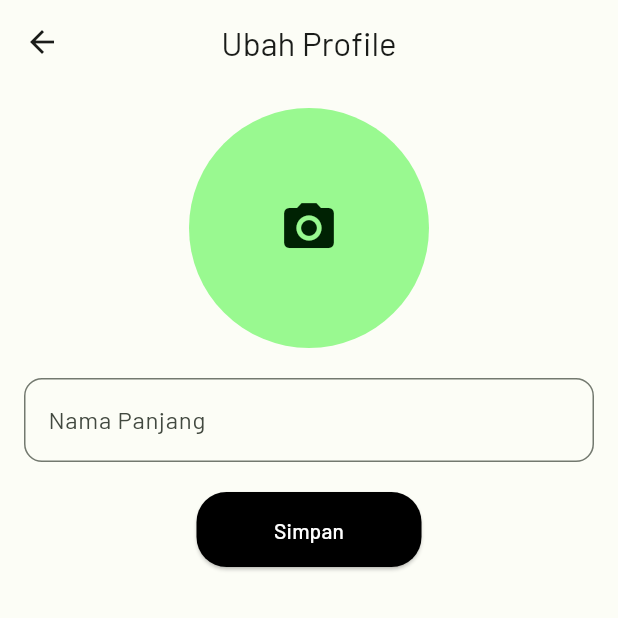
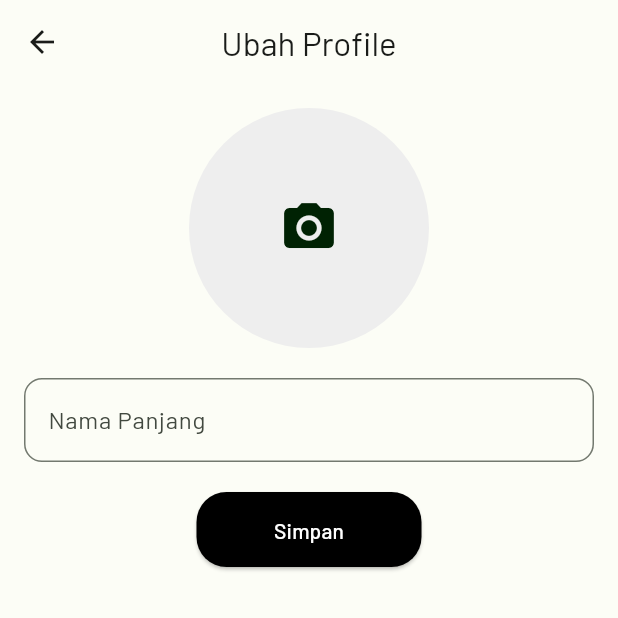
Before and after one commit to strhmdn14102004/couple_apps, a Flutter app: the ProfilePage screen opened directly, after a tap on "Ubah Profile", on a phone screen of 412 x 824 dp, the top half of it. Run offline on Flutter 3.47's test engine with Material 3 defaults, Android fonts, the phone set to English and light mode, and no system bars; drawn by our look-alikes of loader_overlay; our stand-ins replace basic_utils, battery_plus, bloc, cloud_firestore, connectivity_plus, device_info and 18 more; accounts and stored records are empty; generated files the repository leaves out were written again; network calls fail; project files that could hold a hidden picture were left out.

Commit message:
fix bug at profile, chat
fix bug

```diff
--- a/lib/module/change_profile/change_profile.dart
+++ b/lib/module/change_profile/change_profile.dart
@@ -86,20 +86,31 @@ class _ChangeProfilePageState extends State<ChangeProfilePage> {
                   },
                   child: CircleAvatar(
                     radius: 80,
-                    backgroundImage: _imageFile != null
-                        ? FileImage(File(_imageFile!.path))
-                        : _profileImageUrl != null &&
-                                _profileImageUrl!.isNotEmpty
-                            ? NetworkImage(_profileImageUrl!)
-                            : null,
-                    child: _imageFile == null &&
-                            (_profileImageUrl == null ||
-                                _profileImageUrl!.isEmpty)
-                        ? const Icon(
-                            Icons.camera_alt,
-                            size: 40,
-                          )
-                        : null,
+                    backgroundColor:
+                        Colors.grey[200], // Provide a default background color
+                    child: ClipOval(
+                      child: _imageFile != null
+                          ? Image.file(
+                              File(_imageFile!.path),
+                              width: 160, // Double the radius
+                              height: 160, // Double the radius
+                              fit: BoxFit
+                                  .cover, // Cover ensures the image covers the entire CircleAvatar
+                            )
+                          : _profileImageUrl != null &&
+                                  _profileImageUrl!.isNotEmpty
+                              ? Image.network(
+                                  _profileImageUrl!,
+                                  width: 160, // Double the radius
+                                  height: 160, // Double the radius
+                                  fit: BoxFit
+                                      .cover, // Cover ensures the image covers the entire CircleAvatar
+                                )
+                              : const Icon(
+                                  Icons.camera_alt,
+                                  size: 40,
+                                ),
+                    ),
                   ),
                 ),
                 const SizedBox(height: 20),
--- a/lib/module/chat/chat_list_page.dart
+++ b/lib/module/chat/chat_list_page.dart
@@ -15,7 +15,7 @@ class ChatListPage extends StatelessWidget {
     final currentUserId = auth.FirebaseAuth.instance.currentUser?.uid;
     return Scaffold(
       appBar: AppBar(
-        title: const Text('Bubble Chats (BETA)'),
+        title: const Text('Bubble Chats'),
         centerTitle: true,
         actions: [
           IconButton(
@@ -154,8 +154,8 @@ class ChatListPage extends StatelessWidget {
             child: Column(
               mainAxisSize: MainAxisSize.min,
               children: [
-                Text(
-                  "Mulai Chatan dengan Temanmu",
+                const Text(
+                  "Mulai Chat",
                   style: TextStyle(
                     fontSize: 20,
                     fontWeight: FontWeight.bold,
--- a/lib/module/profile/profile_page.dart
+++ b/lib/module/profile/profile_page.dart
@@ -65,8 +65,18 @@ class ProfilePage extends StatelessWidget {
                   children: [
                     if (state is ProfileLoaded) ...[
                       CircleAvatar(
-                        backgroundImage: NetworkImage(state.photoProfile),
                         radius: 75,
+                        backgroundColor: Colors
+                            .transparent, // Agar lingkaran memiliki latar belakang transparan
+                        child: ClipOval(
+                          child: Image.network(
+                            state.photoProfile,
+                            fit: BoxFit
+                                .cover, // Atur gambar agar mengisi lingkaran dengan baik
+                            width: 150, // Sesuaikan lebar dengan radius * 2
+                            height: 150, // Sesuaikan tinggi dengan radius * 2
+                          ),
+                        ),
                       ),
                       const SizedBox(height: 20),
                       Text(
@@ -163,7 +173,10 @@ class ProfilePage extends StatelessWidget {
                 },
               );
             },
-            child: const Icon(Icons.logout_outlined,color: Colors.red,),
+            child: const Icon(
+              Icons.logout_outlined,
+              color: Colors.red,
+            ),
           ),
         ),
       ),
--- a/lib/widgets/greeting.dart
+++ b/lib/widgets/greeting.dart
@@ -66,7 +66,7 @@ class GreetingPopupManager {
             child: Container(
               padding: const EdgeInsets.all(16.0),
               decoration: BoxDecoration(
-                color: Colors.transparent,
+                color: Colors.white,
                 borderRadius: BorderRadius.circular(20.0),
               ),
               child: Column(
@@ -85,7 +85,7 @@ class GreetingPopupManager {
                     onPressed: () {
                       Navigator.pop(context);
                     },
-                    child: Text('$greetingTime'),
+                    child: Text('$greetingTime duniaku'),
                   ),
                 ],
               ),
```
